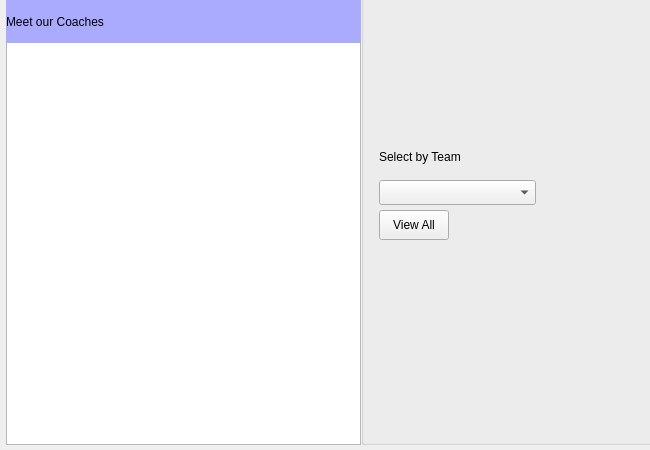
This is TheMudkips/nbacoaches.ui in OwlbitCode/TheMudkips as Qt 5 draws it before an edit. The edited form follows.
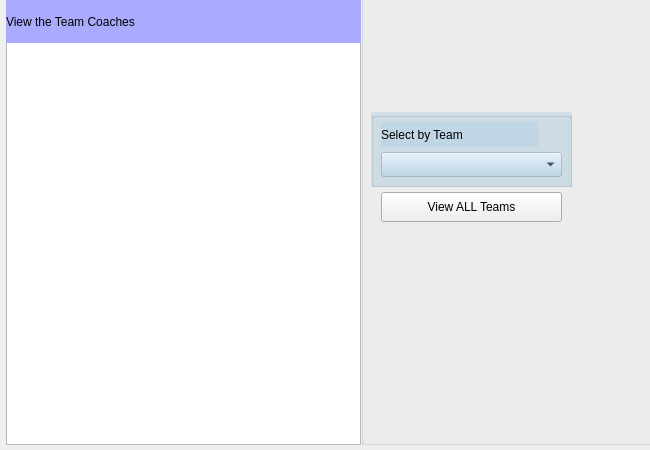
This is the edited form. Icons and pictures are not drawn.

Diff of the .ui file:
```diff
--- a/TheMudkips/nbacoaches.ui
+++ b/TheMudkips/nbacoaches.ui
@@ -37,7 +37,7 @@
 background:rgb(170, 170, 255)</string>
    </property>
    <property name="text">
-    <string>Meet our Coaches </string>
+    <string>View the Team Coaches </string>
    </property>
   </widget>
   <widget class="QGroupBox" name="groupBox">
@@ -52,46 +52,6 @@
    <property name="title">
     <string/>
    </property>
-   <widget class="QComboBox" name="coachCB">
-    <property name="geometry">
-     <rect>
-      <x>18</x>
-      <y>198</y>
-      <width>157</width>
-      <height>25</height>
-     </rect>
-    </property>
-   </widget>
-   <widget class="QPushButton" name="viewAllButton">
-    <property name="geometry">
-     <rect>
-      <x>18</x>
-      <y>228</y>
-      <width>70</width>
-      <height>30</height>
-     </rect>
-    </property>
-    <property name="text">
-     <string>View All</string>
-    </property>
-   </widget>
-   <widget class="QLabel" name="selectTeamLabel">
-    <property name="geometry">
-     <rect>
-      <x>18</x>
-      <y>162</y>
-      <width>157</width>
-      <height>25</height>
-     </rect>
-    </property>
-    <property name="styleSheet">
-     <string notr="true">font: 75 12pt &quot;MS Shell Dlg 2&quot;;
-text: rgb(255, 255, 0)</string>
-    </property>
-    <property name="text">
-     <string>Select by Team</string>
-    </property>
-   </widget>
    <widget class="QLabel" name="backgroundlabel">
     <property name="geometry">
      <rect>
@@ -108,10 +68,63 @@
      <pixmap resource="images.qrc">:/images/pokemonTrainers.jpg</pixmap>
     </property>
    </widget>
-   <zorder>backgroundlabel</zorder>
-   <zorder>coachCB</zorder>
-   <zorder>viewAllButton</zorder>
-   <zorder>selectTeamLabel</zorder>
+   <widget class="QGroupBox" name="groupBox_2">
+    <property name="geometry">
+     <rect>
+      <x>10</x>
+      <y>130</y>
+      <width>201</width>
+      <height>75</height>
+     </rect>
+    </property>
+    <property name="styleSheet">
+     <string notr="true">background: rgba(179, 208, 229, 0.5);
+color:black;</string>
+    </property>
+    <property name="title">
+     <string/>
+    </property>
+    <widget class="QLabel" name="selectTeamLabel">
+     <property name="geometry">
+      <rect>
+       <x>10</x>
+       <y>10</y>
+       <width>157</width>
+       <height>25</height>
+      </rect>
+     </property>
+     <property name="styleSheet">
+      <string notr="true">font: 75 12pt &quot;MS Shell Dlg 2&quot;;
+text: rgb(255, 255, 0)</string>
+     </property>
+     <property name="text">
+      <string>Select by Team</string>
+     </property>
+    </widget>
+    <widget class="QComboBox" name="coachCB">
+     <property name="geometry">
+      <rect>
+       <x>10</x>
+       <y>40</y>
+       <width>181</width>
+       <height>25</height>
+      </rect>
+     </property>
+    </widget>
+   </widget>
+   <widget class="QPushButton" name="viewAllButton">
+    <property name="geometry">
+     <rect>
+      <x>20</x>
+      <y>210</y>
+      <width>181</width>
+      <height>30</height>
+     </rect>
+    </property>
+    <property name="text">
+     <string>View ALL Teams</string>
+    </property>
+   </widget>
   </widget>
  </widget>
  <resources>
```
